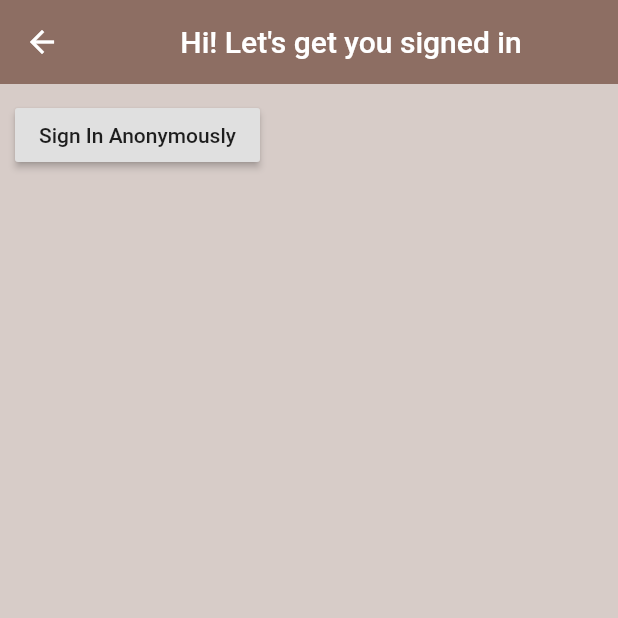
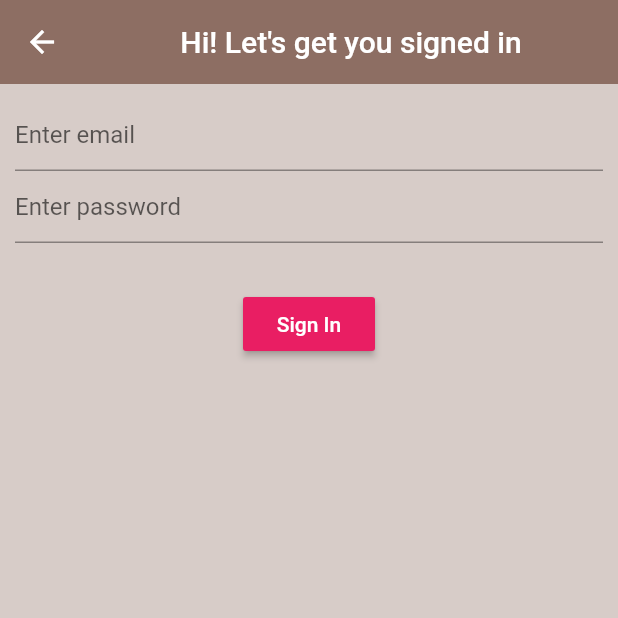
Before and after one commit to pranav-pundeer/Beverr, a Flutter app: the SignIn screen opened directly, on a phone screen of 412 x 824 dp, the top half of it. Run offline on Flutter 3.47's test engine with Material 2 defaults, Android fonts, the phone set to English and light mode, and no system bars; our stand-ins replace firebase_auth, firebase_core; accounts and stored records are empty.

Commit message:
Update signIn.dart

```diff
--- a/lib/screens/authentication/signIn.dart
+++ b/lib/screens/authentication/signIn.dart
@@ -9,6 +9,8 @@ class SignIn extends StatefulWidget {
 class _SignInState extends State<SignIn> {
 
   final AuthService _auth= AuthService();
+  String email= "";
+  String password= "";
 
   @override
   Widget build(BuildContext context) {
@@ -21,17 +23,40 @@ class _SignInState extends State<SignIn> {
       ),
       body: Container(
         padding: const EdgeInsets.symmetric(vertical: 10, horizontal: 10),
-        child: RaisedButton(
-          child: const Text('Sign In Anonymously'),
-          onPressed: ()async{
-            dynamic user= await _auth.signInAnonymously();
-            if(user == null){
-              print(null);
-            }else{
-              print('sign in complete');
-              print(user.uid);
-            }
-          },
+        child: Form(
+          child: Column(
+            children: [
+              TextFormField(
+                decoration: const InputDecoration(
+                  hintText: "Enter email",
+                ),
+                onChanged: (value){
+                  setState((){
+                    email= value;
+                  });
+                },
+              ),
+              TextFormField(
+                obscureText: true,
+                decoration: const InputDecoration(
+                  hintText: "Enter password",
+                ),
+                onChanged: (value){
+                  setState((){
+                    password= value;
+                  });
+                },
+              ),
+              const SizedBox(height: 30,),
+              RaisedButton(
+                onPressed: ()async{
+                },
+                color: Colors.pink,
+                child: const Text('Sign In', style: TextStyle(color: Colors.white),),
+                ),
+            ],
+          ),
+
         ),
       ),
     );
```
